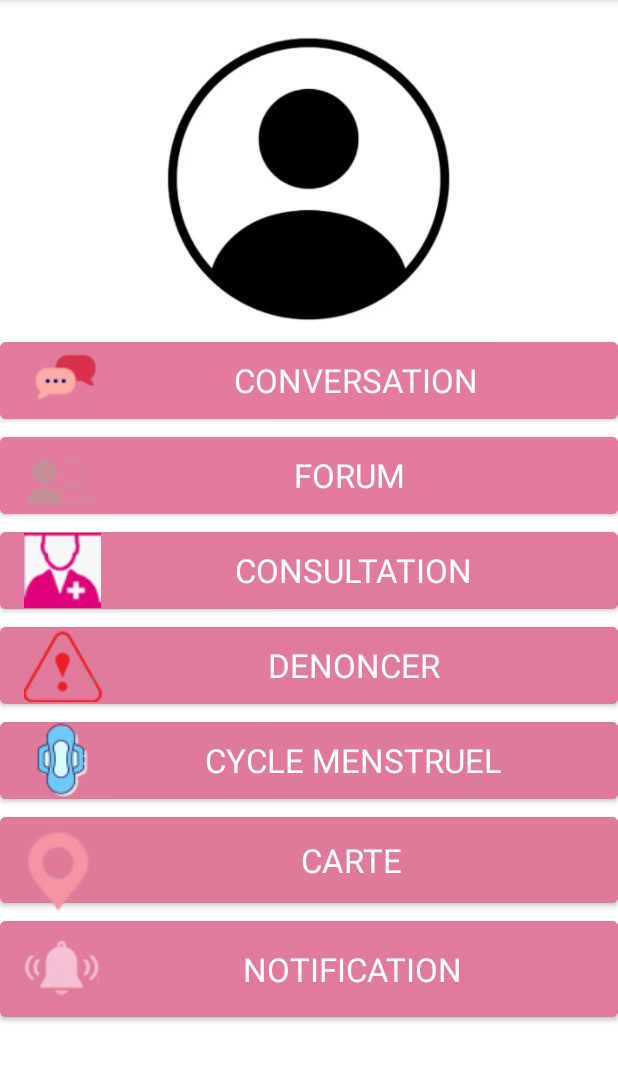
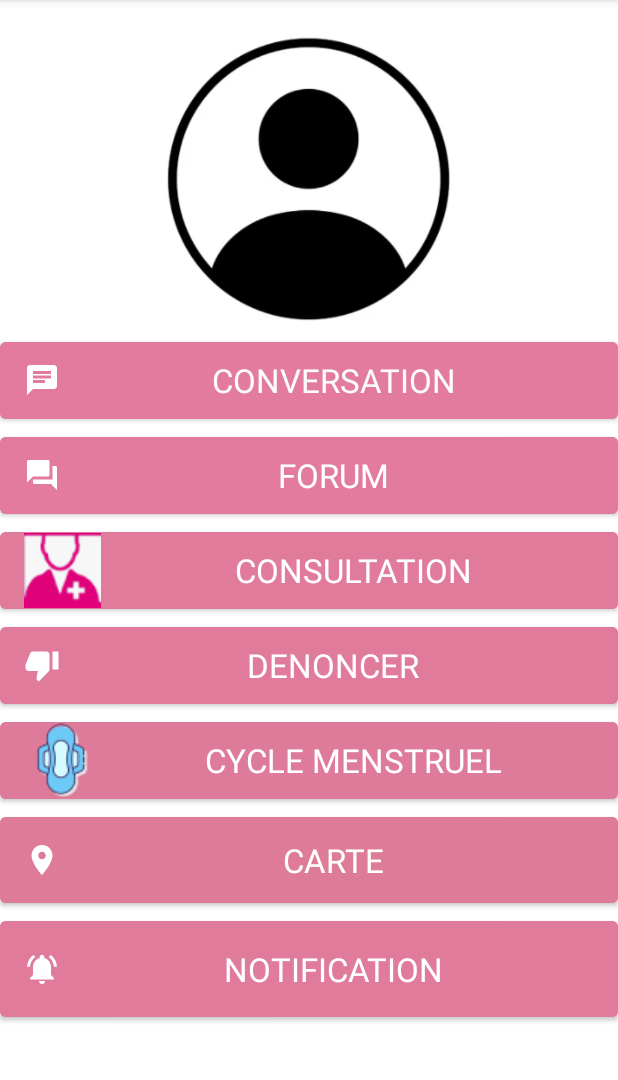
Before and after one commit to Application-mobile-Heroine-du-Faso-FB31/Application-Heroine-du-faso, an Android app: the HomePageUser screen opened directly, with no data from a screen before it, on a phone screen of 412 x 824 dp, the part 84-1164 px from its top. Run offline under Robolectric (Android 15) with nearby library versions, the phone set to English and light mode, and no system bars.

Commit message:
Changement des icônes dans le menu deroulant de l'utilisateur

```diff
--- /dev/null
+++ b/Heroinedufaso/app/src/main/res/drawable/baseline_chat_24.xml
@@ -0,0 +1,5 @@
+<vector android:autoMirrored="true" android:height="24dp"
+    android:tint="#FFFFFF" android:viewportHeight="24"
+    android:viewportWidth="24" android:width="24dp" xmlns:android="http://schemas.android.com/apk/res/android">
+    <path android:fillColor="@android:color/white" android:pathData="M20,2L4,2c-1.1,0 -1.99,0.9 -1.99,2L2,22l4,-4h14c1.1,0 2,-0.9 2,-2L22,4c0,-1.1 -0.9,-2 -2,-2zM6,9h12v2L6,11L6,9zM14,14L6,14v-2h8v2zM18,8L6,8L6,6h12v2z"/>
+</vector>
--- /dev/null
+++ b/Heroinedufaso/app/src/main/res/drawable/baseline_forum_24.xml
@@ -0,0 +1,5 @@
+<vector android:height="24dp" android:tint="#FFFFFF"
+    android:viewportHeight="24" android:viewportWidth="24"
+    android:width="24dp" xmlns:android="http://schemas.android.com/apk/res/android">
+    <path android:fillColor="@android:color/white" android:pathData="M21,6h-2v9L6,15v2c0,0.55 0.45,1 1,1h11l4,4L22,7c0,-0.55 -0.45,-1 -1,-1zM17,12L17,3c0,-0.55 -0.45,-1 -1,-1L3,2c-0.55,0 -1,0.45 -1,1v14l4,-4h10c0.55,0 1,-0.45 1,-1z"/>
+</vector>
--- /dev/null
+++ b/Heroinedufaso/app/src/main/res/drawable/baseline_location_on_24.xml
@@ -0,0 +1,5 @@
+<vector android:height="24dp" android:tint="#FFFFFF"
+    android:viewportHeight="24" android:viewportWidth="24"
+    android:width="24dp" xmlns:android="http://schemas.android.com/apk/res/android">
+    <path android:fillColor="@android:color/white" android:pathData="M12,2C8.13,2 5,5.13 5,9c0,5.25 7,13 7,13s7,-7.75 7,-13c0,-3.87 -3.13,-7 -7,-7zM12,11.5c-1.38,0 -2.5,-1.12 -2.5,-2.5s1.12,-2.5 2.5,-2.5 2.5,1.12 2.5,2.5 -1.12,2.5 -2.5,2.5z"/>
+</vector>
--- /dev/null
+++ b/Heroinedufaso/app/src/main/res/drawable/baseline_notifications_active_24.xml
@@ -0,0 +1,5 @@
+<vector android:height="24dp" android:tint="#FFFFFF"
+    android:viewportHeight="24" android:viewportWidth="24"
+    android:width="24dp" xmlns:android="http://schemas.android.com/apk/res/android">
+    <path android:fillColor="@android:color/white" android:pathData="M7.58,4.08L6.15,2.65C3.75,4.48 2.17,7.3 2.03,10.5h2c0.15,-2.65 1.51,-4.97 3.55,-6.42zM19.97,10.5h2c-0.15,-3.2 -1.73,-6.02 -4.12,-7.85l-1.42,1.43c2.02,1.45 3.39,3.77 3.54,6.42zM18,11c0,-3.07 -1.64,-5.64 -4.5,-6.32L13.5,4c0,-0.83 -0.67,-1.5 -1.5,-1.5s-1.5,0.67 -1.5,1.5v0.68C7.63,5.36 6,7.92 6,11v5l-2,2v1h16v-1l-2,-2v-5zM12,22c0.14,0 0.27,-0.01 0.4,-0.04 0.65,-0.14 1.18,-0.58 1.44,-1.18 0.1,-0.24 0.15,-0.5 0.15,-0.78h-4c0.01,1.1 0.9,2 2.01,2z"/>
+</vector>
--- /dev/null
+++ b/Heroinedufaso/app/src/main/res/drawable/baseline_thumb_down_24.xml
@@ -0,0 +1,5 @@
+<vector android:height="24dp" android:tint="#FFFFFF"
+    android:viewportHeight="24" android:viewportWidth="24"
+    android:width="24dp" xmlns:android="http://schemas.android.com/apk/res/android">
+    <path android:fillColor="@android:color/white" android:pathData="M15,3L6,3c-0.83,0 -1.54,0.5 -1.84,1.22l-3.02,7.05c-0.09,0.23 -0.14,0.47 -0.14,0.73v2c0,1.1 0.9,2 2,2h6.31l-0.95,4.57 -0.03,0.32c0,0.41 0.17,0.79 0.44,1.06L9.83,23l6.59,-6.59c0.36,-0.36 0.58,-0.86 0.58,-1.41L17,5c0,-1.1 -0.9,-2 -2,-2zM19,3v12h4L23,3h-4z"/>
+</vector>
--- a/Heroinedufaso/app/src/main/res/layout/activity_home_page_user.xml
+++ b/Heroinedufaso/app/src/main/res/layout/activity_home_page_user.xml
@@ -16,7 +16,8 @@
         android:drawableLeft="@drawable/icone_chat_page_utilisateur"
         android:text="CONVERSATION"
         android:textAppearance="@style/TextAppearance.AppCompat.Large"
-        android:textColor="#FBFBFB" />
+        android:textColor="#FBFBFB"
+        app:icon="@drawable/baseline_chat_24" />
 
     <Button
         android:id="@+id/forum"
@@ -25,7 +26,8 @@
         android:backgroundTint="#E27B9D"
         android:drawableLeft="@drawable/icone_forum_page_utlisateur"
         android:text="FORUM"
-        android:textAppearance="@style/TextAppearance.AppCompat.Large" />
+        android:textAppearance="@style/TextAppearance.AppCompat.Large"
+        app:icon="@drawable/baseline_forum_24" />
 
     <Button
         android:id="@+id/consultation"
@@ -43,7 +45,8 @@
         android:backgroundTint="#E07B9B"
         android:drawableLeft="@drawable/icone_denoncer_page_utlisateur"
         android:text="DENONCER"
-        android:textAppearance="@style/TextAppearance.AppCompat.Large" />
+        android:textAppearance="@style/TextAppearance.AppCompat.Large"
+        app:icon="@drawable/baseline_thumb_down_24" />
 
     <Button
         android:id="@+id/menstruel"
@@ -61,7 +64,8 @@
         android:backgroundTint="#DE7B99"
         android:drawableLeft="@drawable/icone_carte_page_utlisateur"
         android:text="CARTE"
-        android:textAppearance="@style/TextAppearance.AppCompat.Large" />
+        android:textAppearance="@style/TextAppearance.AppCompat.Large"
+        app:icon="@drawable/baseline_location_on_24" />
 
     <Button
         android:id="@+id/notification"
@@ -70,7 +74,8 @@
         android:backgroundTint="#E07B9B"
         android:drawableLeft="@drawable/icone_notification_page_utilisateur"
         android:text="NOTIFICATION"
-        android:textAppearance="@style/TextAppearance.AppCompat.Large" />
+        android:textAppearance="@style/TextAppearance.AppCompat.Large"
+        app:icon="@drawable/baseline_notifications_active_24" />
 
 
 </LinearLayout>
```
Also changed, not shown: Heroinedufaso/app/src/main/res/drawable-v24/stethoscope-white-icon.jpg (added).
